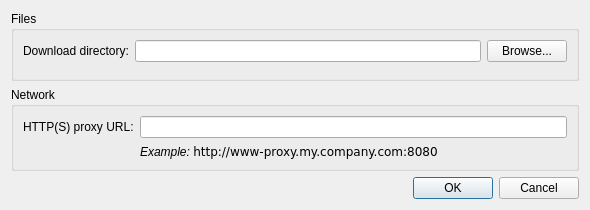
bvanheu/pytoutv, file toutvqt/dat/ui/preferences_dialog.ui: the form before one commit.
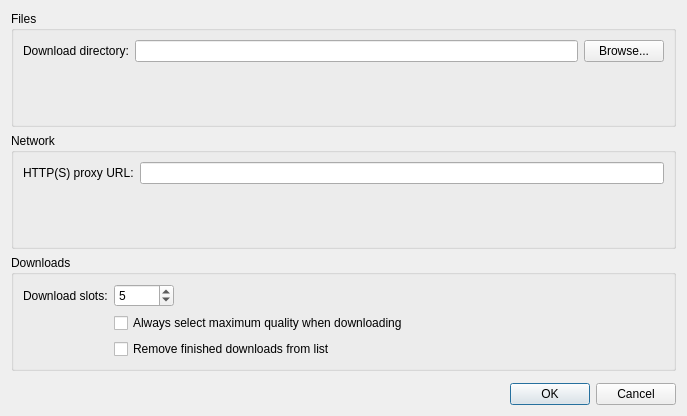
The form after the commit.

What changed in the file:
```diff
--- a/toutvqt/dat/ui/preferences_dialog.ui
+++ b/toutvqt/dat/ui/preferences_dialog.ui
@@ -6,28 +6,16 @@
    <rect>
     <x>0</x>
     <y>0</y>
-    <width>590</width>
-    <height>210</height>
+    <width>687</width>
+    <height>416</height>
    </rect>
   </property>
   <property name="sizePolicy">
-   <sizepolicy hsizetype="Preferred" vsizetype="Preferred">
+   <sizepolicy hsizetype="Preferred" vsizetype="Minimum">
     <horstretch>0</horstretch>
     <verstretch>0</verstretch>
    </sizepolicy>
   </property>
-  <property name="minimumSize">
-   <size>
-    <width>0</width>
-    <height>210</height>
-   </size>
-  </property>
-  <property name="maximumSize">
-   <size>
-    <width>16777215</width>
-    <height>210</height>
-   </size>
-  </property>
   <property name="windowTitle">
    <string>Preferences</string>
   </property>
@@ -82,11 +70,8 @@
        </widget>
       </item>
       <item row="0" column="1">
-       <widget class="QLineEdit" name="http_proxy_value"/>
-      </item>
-      <item row="1" column="1">
-       <widget class="QLabel" name="http_proxy_example">
-        <property name="text">
+       <widget class="QLineEdit" name="http_proxy_value">
+        <property name="toolTip">
          <string>&lt;span style=&quot; font-style:italic;&quot;&gt;Example:&lt;/span&gt; &lt;code&gt;http://www-proxy.my.company.com:8080&lt;/code&gt;</string>
         </property>
        </widget>
@@ -94,6 +79,71 @@
      </layout>
     </widget>
    </item>
+   <item>
+    <widget class="QGroupBox" name="groupBox_3">
+     <property name="title">
+      <string>Downloads</string>
+     </property>
+     <layout class="QFormLayout" name="formLayout_3">
+      <item row="0" column="0">
+       <widget class="QLabel" name="label">
+        <property name="text">
+         <string>Download slots:</string>
+        </property>
+       </widget>
+      </item>
+      <item row="0" column="1">
+       <widget class="QSpinBox" name="download_slots_value">
+        <property name="maximumSize">
+         <size>
+          <width>60</width>
+          <height>16777215</height>
+         </size>
+        </property>
+        <property name="minimum">
+         <number>1</number>
+        </property>
+        <property name="maximum">
+         <number>10</number>
+        </property>
+        <property name="value">
+         <number>5</number>
+        </property>
+       </widget>
+      </item>
+      <item row="1" column="1">
+       <widget class="QCheckBox" name="always_max_quality_check">
+        <property name="text">
+         <string>Always select maximum quality when downloading</string>
+        </property>
+       </widget>
+      </item>
+      <item row="2" column="1">
+       <widget class="QCheckBox" name="remove_finished_check">
+        <property name="text">
+         <string>Remove finished downloads from list</string>
+        </property>
+       </widget>
+      </item>
+     </layout>
+    </widget>
+   </item>
+   <item>
+    <spacer name="verticalSpacer">
+     <property name="orientation">
+      <enum>Qt::Vertical</enum>
+     </property>
+     <property name="sizeType">
+      <enum>QSizePolicy::Fixed</enum>
+     </property>
+     <property name="sizeHint" stdset="0">
+      <size>
+       <width>20</width>
+       <height>6</height>
+      </size>
+     </property>
+    </spacer>
+   </item>
    <item>
     <widget class="QDialogButtonBox" name="buttonBox">
      <property name="orientation">
```
